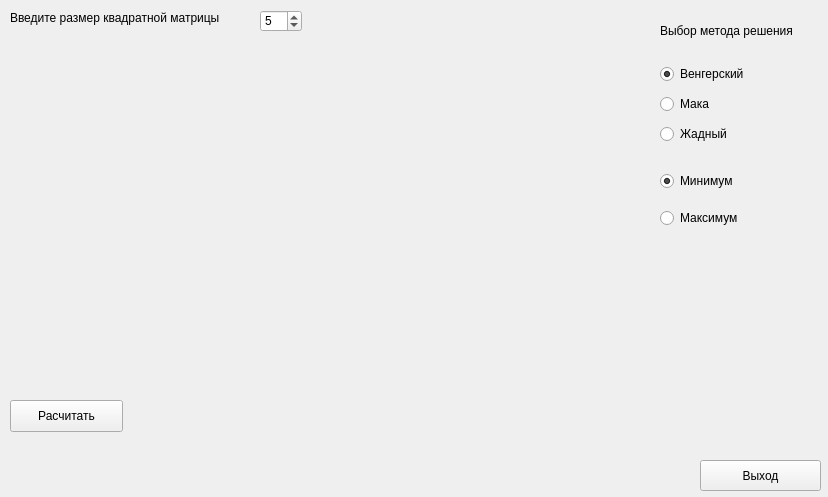
The window that widget.ui (Deudim/beet-calculator) describes before a commit, drawn with Qt 5.
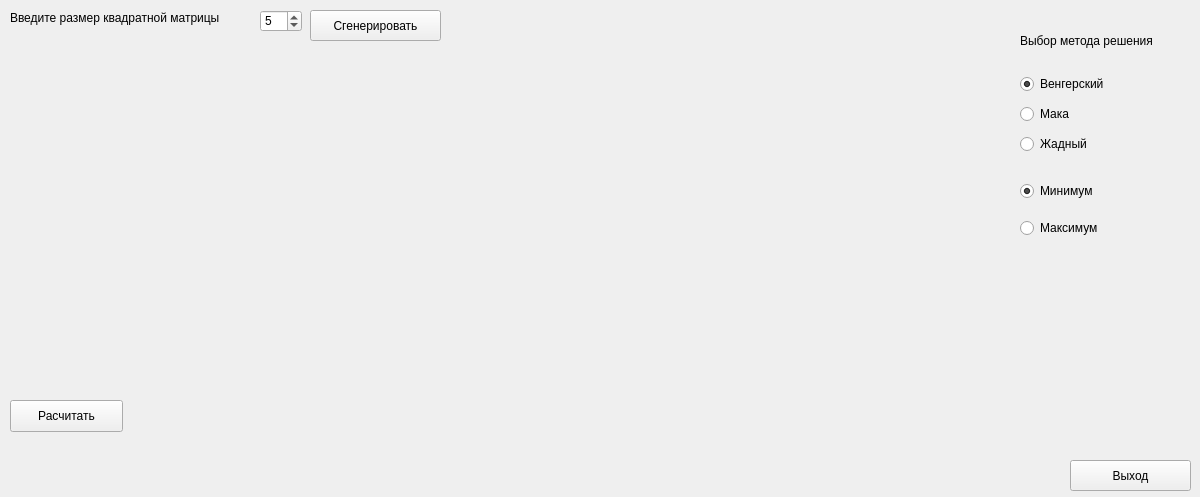
The same window after the commit.

Commit message: Исправлена гуи часть для отображения 20 на 20. Добавлена кнопка сгенерировать.

```diff
--- a/widget.ui
+++ b/widget.ui
@@ -6,7 +6,7 @@
    <rect>
     <x>0</x>
     <y>0</y>
-    <width>828</width>
+    <width>1200</width>
     <height>497</height>
    </rect>
   </property>
@@ -18,13 +18,13 @@
   </property>
   <property name="minimumSize">
    <size>
-    <width>828</width>
+    <width>1200</width>
     <height>497</height>
    </size>
   </property>
   <property name="maximumSize">
    <size>
-    <width>828</width>
+    <width>1200</width>
     <height>497</height>
    </size>
   </property>
@@ -68,7 +68,7 @@
     <rect>
      <x>10</x>
      <y>40</y>
-     <width>621</width>
+     <width>991</width>
      <height>351</height>
     </rect>
    </property>
@@ -77,7 +77,7 @@
      <rect>
       <x>0</x>
       <y>0</y>
-      <width>621</width>
+      <width>991</width>
       <height>351</height>
      </rect>
     </property>
@@ -91,8 +91,8 @@
   <widget class="QWidget" name="verticalLayoutWidget">
    <property name="geometry">
     <rect>
-     <x>660</x>
-     <y>160</y>
+     <x>1020</x>
+     <y>170</y>
      <width>160</width>
      <height>80</height>
     </rect>
@@ -120,8 +120,8 @@
   <widget class="QLabel" name="label_2">
    <property name="geometry">
     <rect>
-     <x>660</x>
-     <y>20</y>
+     <x>1020</x>
+     <y>30</y>
      <width>161</width>
      <height>21</height>
     </rect>
@@ -159,8 +159,8 @@
   <widget class="QWidget" name="verticalLayoutWidget_2">
    <property name="geometry">
     <rect>
-     <x>660</x>
-     <y>60</y>
+     <x>1020</x>
+     <y>70</y>
      <width>160</width>
      <height>91</height>
     </rect>
@@ -195,7 +195,7 @@
   <widget class="QPushButton" name="exit">
    <property name="geometry">
     <rect>
-     <x>700</x>
+     <x>1070</x>
      <y>460</y>
      <width>121</width>
      <height>31</height>
@@ -205,6 +205,19 @@
     <string>Выход</string>
    </property>
   </widget>
+  <widget class="QPushButton" name="pb_gen">
+   <property name="geometry">
+    <rect>
+     <x>310</x>
+     <y>10</y>
+     <width>131</width>
+     <height>31</height>
+    </rect>
+   </property>
+   <property name="text">
+    <string>Сгенерировать</string>
+   </property>
+  </widget>
  </widget>
  <resources/>
  <connections/>
```
The commit also changes 1 other file.
